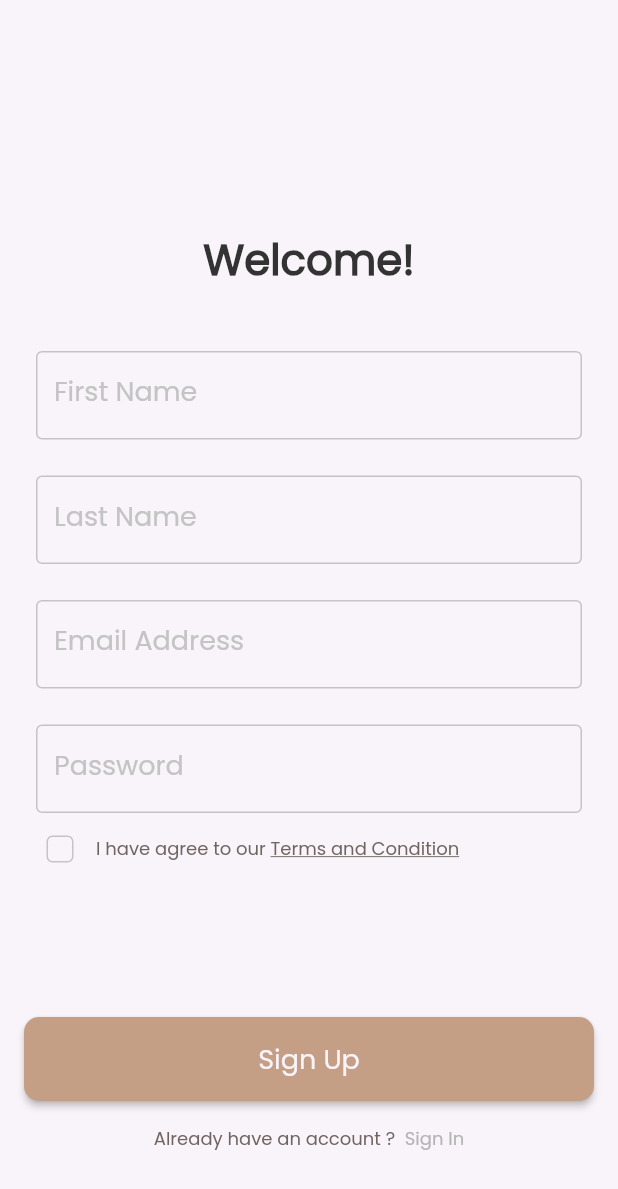
After one commit to amrnooour/dalel, a Flutter app: the SignUpView screen opened by its route, on a phone screen of 412 x 824 dp. The commit adds this screen. Shown: the top 1189 px of the screen. Run offline on Flutter 3.47's test engine with Material 2 defaults, Android fonts, the phone set to English and light mode, and no system bars; our stand-ins replace get_it, go_router, shared_preferences, smooth_page_indicator; accounts and stored records are empty.

Commit message:
finished sign up .

```diff
--- a/lib/core/routes/app_router.dart
+++ b/lib/core/routes/app_router.dart
@@ -1,8 +1,8 @@
-import 'package:dalel/features/sign_in/presentation/sign_in_view.dart';
-import 'package:dalel/features/sign_up/presentation/sign_up.dart';
+import 'package:dalel/features/auth/presentation/views/sign_in_view.dart';
 import 'package:dalel/features/splash/splash.dart';
 import 'package:go_router/go_router.dart';
 
+import '../../features/auth/presentation/views/sign_up_view.dart';
 import '../../features/on_boarding/presentation/on_boarding_view.dart';
 
 
@@ -14,9 +14,9 @@ final GoRouter router =GoRouter(routes: [
     builder: (context,state) =>  OnBoarding(),
   ),
   GoRoute(path: "/signin",
-  builder: (context,state) => const SignIn(),
+  builder: (context,state) => const SignInView(),
   ),
   GoRoute(path: "/signup",
-    builder: (context,state) => const SignUp(),
+    builder: (context,state) => const SignUpView(),
   ),
 ]);
--- a/lib/core/utils/app_strings.dart
+++ b/lib/core/utils/app_strings.dart
@@ -23,7 +23,7 @@ abstract class AppStrings {
       iHaveAgreeToOur = "I have agree to our ",
       termsAndCondition = "Terms and Condition",
       signUp = "Sign Up",
-      signIn = "Sign In",
+      signIn = " Sign In",
       alreadyHaveAnAccount = "Already have an account ? ",
       dontHaveAnAccount = "Don’t have an account ? ",
       forgotPassword = "Forgot Password ?",
--- a/lib/core/utils/app_text_styles.dart
+++ b/lib/core/utils/app_text_styles.dart
@@ -56,4 +56,10 @@ abstract class CustomTextStyles {
     color: Colors.white,
     fontFamily: "Pacifico",
   );
+  static final Poppins400style12 = TextStyle(
+    fontSize: 12,
+    fontWeight: FontWeight.w400,
+    color: AppColors.deepGrey,
+    fontFamily: "Poppins",
+  );
 }
--- a/lib/features/sign_in/presentation/sign_in_view.dart
+++ b/lib/features/auth/presentation/views/sign_in_view.dart
@@ -1,7 +1,7 @@
 import 'package:flutter/material.dart';
 
-class SignIn extends StatelessWidget {
-  const SignIn({Key? key}) : super(key: key);
+class SignInView extends StatelessWidget {
+  const SignInView({Key? key}) : super(key: key);
 
   @override
   Widget build(BuildContext context) {
--- /dev/null
+++ b/lib/features/auth/presentation/views/sign_up_view.dart
@@ -0,0 +1,36 @@
+import 'package:dalel/core/utils/app_strings.dart';
+import 'package:dalel/core/widgets/custom_button.dart';
+import 'package:dalel/features/auth/presentation/widgets/custom_text_field.dart';
+import 'package:dalel/features/auth/presentation/widgets/have_an_account.dart';
+import 'package:dalel/features/auth/presentation/widgets/tems_and_conditions.dart';
+import 'package:dalel/features/auth/presentation/widgets/welcome_text_widget.dart';
+import 'package:flutter/material.dart';
+
+class SignUpView extends StatelessWidget {
+  const SignUpView({Key? key}) : super(key: key);
+
+  @override
+  Widget build(BuildContext context) {
+    return Scaffold(
+      body: Padding(
+        padding: const EdgeInsets.symmetric(horizontal: 16),
+        child: CustomScrollView(
+          slivers: [
+            const SliverToBoxAdapter(child: SizedBox(height: 152,),),
+            SliverToBoxAdapter(child: WelcomeTextWidget(text: AppStrings.welcome,),),
+            const SliverToBoxAdapter(child: SizedBox(height: 16,),),
+            SliverToBoxAdapter(child: CustomTextField(labelText: AppStrings.fristName,)),
+            SliverToBoxAdapter(child: CustomTextField(labelText: AppStrings.lastName,)),
+            SliverToBoxAdapter(child: CustomTextField(labelText: AppStrings.emailAddress,)),
+            SliverToBoxAdapter(child: CustomTextField(labelText: AppStrings.password,obscureText: true,)),
+            const SliverToBoxAdapter(child: TermsAndConditions(),),
+            const SliverToBoxAdapter(child: SizedBox(height: 88,),),
+            SliverToBoxAdapter(child: CustomButton(text: AppStrings.signUp,onPressed: (){},),),
+            const SliverToBoxAdapter(child: SizedBox(height: 16,),),
+            SliverToBoxAdapter(child: HaveAnAccount(text1: AppStrings.alreadyHaveAnAccount,text2: AppStrings.signIn,),)
+          ],
+        ),
+      ),
+    );
+  }
+}
--- /dev/null
+++ b/lib/features/auth/presentation/widgets/custom_check_box.dart
@@ -0,0 +1,25 @@
+import 'package:flutter/material.dart';
+
+import '../../../../core/utils/app_colors.dart';
+
+class CustomCheckBox extends StatefulWidget {
+  CustomCheckBox({Key? key}) : super(key: key);
+
+  @override
+  State<CustomCheckBox> createState() => _CustomCheckBoxState();
+}
+
+class _CustomCheckBoxState extends State<CustomCheckBox> {
+  bool? value = false;
+  @override
+  Widget build(BuildContext context) {
+    return Checkbox(
+      shape: RoundedRectangleBorder(borderRadius: BorderRadius.circular(4)),
+        side: BorderSide(color: AppColors.grey),
+        value: value, onChanged: (newValue){
+      setState(() {
+        value = newValue;
+      });
+    });
+  }
+}
--- /dev/null
+++ b/lib/features/auth/presentation/widgets/custom_text_field.dart
@@ -0,0 +1,34 @@
+import 'package:dalel/core/utils/app_colors.dart';
+import 'package:dalel/core/utils/app_text_styles.dart';
+import 'package:flutter/material.dart';
+
+class CustomTextField extends StatelessWidget {
+  String labelText;
+  bool obscureText;
+  Widget? suffixIcon;
+  CustomTextField({Key? key,required this.labelText,this.obscureText = false,this.suffixIcon}) : super(key: key);
+
+  @override
+  Widget build(BuildContext context) {
+    return Padding(
+      padding: const EdgeInsets.only(right: 8,left: 8,top: 24),
+      child: TextFormField(
+        decoration: InputDecoration(
+          labelText: labelText,
+          labelStyle: CustomTextStyles.poppins500style18,
+          border: getBorderStyle(),
+          enabledBorder: getBorderStyle(),
+          focusedBorder: getBorderStyle(),
+          suffixIcon: suffixIcon,
+        ),
+        obscureText: obscureText,
+      ),
+    );
+  }
+  OutlineInputBorder getBorderStyle(){
+    return OutlineInputBorder(
+      borderRadius: BorderRadius.circular(4),
+      borderSide: BorderSide(color: AppColors.grey)
+    );
+  }
+}
--- /dev/null
+++ b/lib/features/auth/presentation/widgets/have_an_account.dart
@@ -0,0 +1,21 @@
+import 'package:dalel/core/utils/app_colors.dart';
+import 'package:dalel/core/utils/app_text_styles.dart';
+import 'package:flutter/material.dart';
+
+class HaveAnAccount extends StatelessWidget {
+  String text1,text2;
+  HaveAnAccount({Key? key,required this.text1,required this.text2}) : super(key: key);
+
+  @override
+  Widget build(BuildContext context) {
+    return Align(
+      alignment: Alignment.center,
+      child: Text.rich(TextSpan(
+        children: [
+          TextSpan(text: text1,style: CustomTextStyles.Poppins400style12),
+          TextSpan(text: text2,style: CustomTextStyles.Poppins400style12.copyWith(color: AppColors.lightGrey))
+        ]
+      )),
+    );
+  }
+}
--- /dev/null
+++ b/lib/features/auth/presentation/widgets/tems_and_conditions.dart
@@ -0,0 +1,23 @@
+import 'package:dalel/core/utils/app_strings.dart';
+import 'package:dalel/features/auth/presentation/widgets/custom_check_box.dart';
+import 'package:flutter/material.dart';
+
+import '../../../../core/utils/app_text_styles.dart';
+
+class TermsAndConditions extends StatelessWidget {
+  const TermsAndConditions({Key? key}) : super(key: key);
+
+  @override
+  Widget build(BuildContext context) {
+    return Row(
+      children: [
+        CustomCheckBox(),
+         Text.rich(TextSpan(children: [
+          TextSpan(text: AppStrings.iHaveAgreeToOur,style: CustomTextStyles.Poppins400style12),
+          TextSpan(text: AppStrings.termsAndCondition,style: CustomTextStyles.Poppins400style12.copyWith(decoration:
+          TextDecoration.underline)),
+        ]))
+      ],
+    );
+  }
+}
--- /dev/null
+++ b/lib/features/auth/presentation/widgets/welcome_text_widget.dart
@@ -0,0 +1,14 @@
+import 'package:dalel/core/utils/app_text_styles.dart';
+import 'package:flutter/material.dart';
+
+class WelcomeTextWidget extends StatelessWidget {
+  String text;
+  WelcomeTextWidget({Key? key,required this.text}) : super(key: key);
+
+  @override
+  Widget build(BuildContext context) {
+    return Align(
+        alignment: Alignment.center,
+        child: Text(text,style: CustomTextStyles.poppins600style28,));
+  }
+}
--- a/lib/features/on_boarding/presentation/on_boarding_view.dart
+++ b/lib/features/on_boarding/presentation/on_boarding_view.dart
@@ -31,7 +31,7 @@ class _OnBoardingState extends State<OnBoarding> {
               const SizedBox(height: 40,),
               CustomNavBar(onTap: (){
                 onBoardingVisited();
-                customReplacementNavigate(context, "/signin");
+                customReplacementNavigate(context, "/signup");
               },),
               OnBoardingWidgetBody(controller: _controller,onPageChanged: (index){
                 currentIndex =index;
--- a/lib/features/sign_up/presentation/sign_up.dart
+++ /dev/null
@@ -1,12 +0,0 @@
-import 'package:flutter/material.dart';
-
-class SignUp extends StatelessWidget {
-  const SignUp({Key? key}) : super(key: key);
-
-  @override
-  Widget build(BuildContext context) {
-    return Scaffold(
-      appBar: AppBar(title: Text("Sign Up"),),
-    );
-  }
-}
--- a/lib/features/splash/splash.dart
+++ b/lib/features/splash/splash.dart
@@ -18,7 +18,7 @@ class _SplashState extends State<Splash> {
     super.initState();
     bool isOnBoardingVisited = getIt<CacheHelper>().getData(key: "IsOnBoardingVisited")?? false;
     if(isOnBoardingVisited==true){
-      delayedNavigate("/signin");
+      delayedNavigate("/signup");
     }else{
       delayedNavigate("/onBoardingRoute");
     }
```
